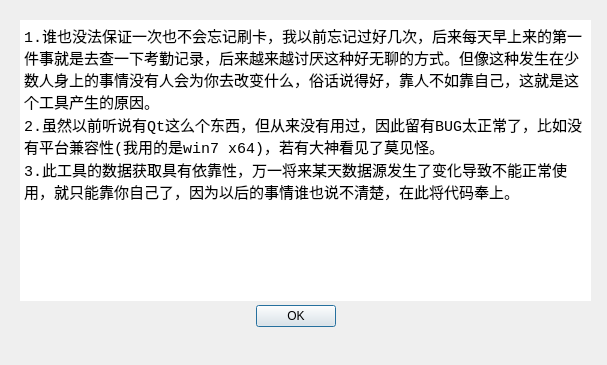
Qt form dialogabout.ui (fansilea/DAHelper) before a commit.
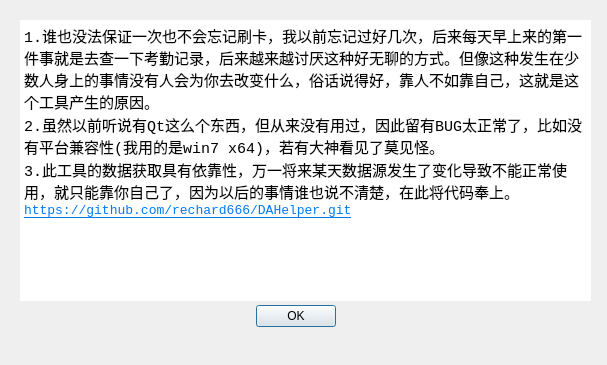
The same form after that commit.

```diff
--- a/dialogabout.ui
+++ b/dialogabout.ui
@@ -71,7 +71,8 @@
 &lt;/style&gt;&lt;/head&gt;&lt;body style=&quot; font-family:'Courier New'; font-size:12pt; font-weight:400; font-style:normal;&quot;&gt;
 &lt;p style=&quot; margin-top:0px; margin-bottom:0px; margin-left:0px; margin-right:0px; -qt-block-indent:0; text-indent:0px;&quot;&gt;&lt;span style=&quot; font-size:11pt;&quot;&gt;1.谁也没法保证一次也不会忘记刷卡，我以前忘记过好几次，后来每天早上来的第一件事就是去查一下考勤记录，后来越来越讨厌这种好无聊的方式。但像这种发生在少数人身上的事情没有人会为你去改变什么，俗话说得好，靠人不如靠自己，这就是这个工具产生的原因。&lt;/span&gt;&lt;/p&gt;
 &lt;p style=&quot; margin-top:0px; margin-bottom:0px; margin-left:0px; margin-right:0px; -qt-block-indent:0; text-indent:0px;&quot;&gt;&lt;span style=&quot; font-size:11pt;&quot;&gt;2.虽然以前听说有Qt这么个东西，但从来没有用过，因此留有BUG太正常了，比如没有平台兼容性(我用的是win7 x64)，若有大神看见了莫见怪。&lt;/span&gt;&lt;/p&gt;
-&lt;p style=&quot; margin-top:0px; margin-bottom:0px; margin-left:0px; margin-right:0px; -qt-block-indent:0; text-indent:0px;&quot;&gt;&lt;span style=&quot; font-size:11pt;&quot;&gt;3.此工具的数据获取具有依靠性，万一将来某天数据源发生了变化导致不能正常使用，就只能靠你自己了，因为以后的事情谁也说不清楚，在此将代码奉上。&lt;/span&gt;&lt;/p&gt;&lt;/body&gt;&lt;/html&gt;</string>
+&lt;p style=&quot; margin-top:0px; margin-bottom:0px; margin-left:0px; margin-right:0px; -qt-block-indent:0; text-indent:0px;&quot;&gt;&lt;span style=&quot; font-size:11pt;&quot;&gt;3.此工具的数据获取具有依靠性，万一将来某天数据源发生了变化导致不能正常使用，就只能靠你自己了，因为以后的事情谁也说不清楚，在此将代码奉上。&lt;/span&gt;&lt;/p&gt;
+&lt;p style=&quot; margin-top:0px; margin-bottom:0px; margin-left:0px; margin-right:0px; -qt-block-indent:0; text-indent:0px;&quot;&gt;&lt;a href=&quot;https://github.com/rechard666/DAHelper.git&quot;&gt;&lt;span style=&quot; font-size:10pt; text-decoration: underline; color:#007af4;&quot;&gt;https://github.com/rechard666/DAHelper.git&lt;/span&gt;&lt;/a&gt;&lt;/p&gt;&lt;/body&gt;&lt;/html&gt;</string>
    </property>
    <property name="textInteractionFlags">
     <set>Qt::LinksAccessibleByKeyboard|Qt::LinksAccessibleByMouse|Qt::TextBrowserInteraction|Qt::TextSelectableByKeyboard|Qt::TextSelectableByMouse</set>
```
